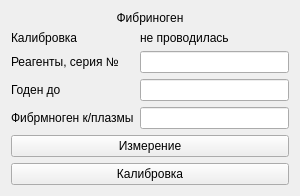
This is choisedialog/ko3.ui in krang4d/Agrekola as Qt 5 draws it before an edit. The edited form follows.
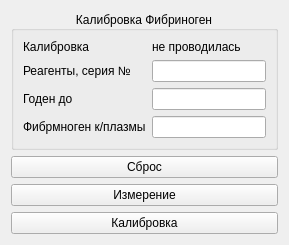
This is the edited form.

The edit to the form file:
```diff
--- a/choisedialog/ko3.ui
+++ b/choisedialog/ko3.ui
@@ -6,8 +6,8 @@
    <rect>
     <x>0</x>
     <y>0</y>
-    <width>300</width>
-    <height>190</height>
+    <width>289</width>
+    <height>233</height>
    </rect>
   </property>
   <property name="windowTitle">
@@ -15,19 +15,13 @@
   </property>
   <layout class="QVBoxLayout" name="verticalLayout">
    <item>
-    <widget class="QLabel" name="label">
-     <property name="text">
-      <string>Фибриноген</string>
+    <widget class="QGroupBox" name="groupBox">
+     <property name="title">
+      <string>Калибровка Фибриноген</string>
      </property>
      <property name="alignment">
       <set>Qt::AlignCenter</set>
      </property>
-     <property name="buddy">
-      <cstring>startButton</cstring>
-     </property>
-    </widget>
-   </item>
-   <item>
     <layout class="QFormLayout" name="formLayout">
      <item row="0" column="0">
       <widget class="QLabel" name="label_4">
@@ -86,9 +80,21 @@
       </widget>
      </item>
      <item row="3" column="1">
-      <widget class="QLineEdit" name="lineEdit_3"/>
-     </item>
-    </layout>
+       <widget class="QLineEdit" name="lineEdit_3">
+        <property name="enabled">
+         <bool>true</bool>
+        </property>
+       </widget>
+      </item>
+     </layout>
+    </widget>
+   </item>
+   <item>
+    <widget class="QPushButton" name="resetButton">
+     <property name="text">
+      <string>Сброс</string>
+     </property>
+    </widget>
    </item>
    <item>
     <widget class="QPushButton" name="startButton">
```
Lines whose indentation alone changed are shown as unchanged.
